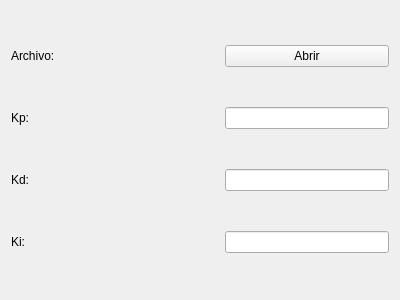
First picture: the form in src/view/control_configuration/from_file_control_view.ui, repository martincrxz/induction-heater-software, before the edit.
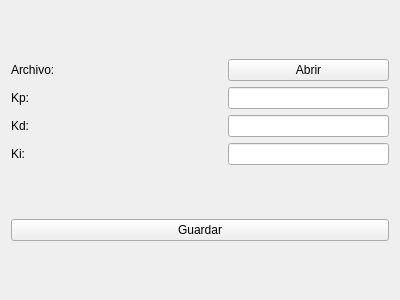
Second picture: the form after the edit.

Commit message: Cambios en la UI del control por archivo

```diff
--- a/src/view/control_configuration/from_file_control_view.ui
+++ b/src/view/control_configuration/from_file_control_view.ui
@@ -13,15 +13,54 @@
   <property name="windowTitle">
    <string>Form</string>
   </property>
+  <layout class="QVBoxLayout" name="verticalLayout">
+   <item>
   <layout class="QGridLayout" name="gridLayout">
-   <item row="0" column="2">
+     <item row="8" column="0">
+      <widget class="QLabel" name="kdLabel">
+       <property name="text">
+        <string>Kd:</string>
+       </property>
+      </widget>
+     </item>
+     <item row="5" column="0">
+      <widget class="QLabel" name="kpLabel">
+       <property name="text">
+        <string>Kp:</string>
+       </property>
+      </widget>
+     </item>
+     <item row="2" column="2">
     <widget class="QPushButton" name="openFile">
      <property name="text">
       <string>Abrir</string>
      </property>
     </widget>
    </item>
-   <item row="0" column="1">
+     <item row="8" column="2">
+      <widget class="QLineEdit" name="kdLineEdit"/>
+     </item>
+     <item row="2" column="0">
+      <widget class="QLabel" name="fileLabel">
+       <property name="text">
+        <string>Archivo:</string>
+       </property>
+      </widget>
+     </item>
+     <item row="5" column="2">
+      <widget class="QLineEdit" name="kpLineEdit"/>
+     </item>
+     <item row="2" column="1">
+      <widget class="QLabel" name="filenameLabel">
+       <property name="text">
+        <string/>
+       </property>
+       <property name="alignment">
+        <set>Qt::AlignCenter</set>
+       </property>
+      </widget>
+     </item>
+     <item row="5" column="1">
     <spacer name="horizontalSpacer">
      <property name="orientation">
       <enum>Qt::Horizontal</enum>
@@ -34,40 +73,22 @@
      </property>
     </spacer>
    </item>
-   <item row="2" column="0">
-    <widget class="QLabel" name="kdLabel">
-     <property name="text">
-      <string>Kd:</string>
-     </property>
-    </widget>
-   </item>
-   <item row="1" column="0">
-    <widget class="QLabel" name="kpLabel">
-     <property name="text">
-      <string>Kp:</string>
-     </property>
-    </widget>
-   </item>
-   <item row="3" column="0">
+     <item row="9" column="2">
+      <widget class="QLineEdit" name="kiLineEdit"/>
+     </item>
+     <item row="9" column="0">
     <widget class="QLabel" name="kiLabel">
      <property name="text">
       <string>Ki:</string>
      </property>
     </widget>
    </item>
-   <item row="1" column="2">
-    <widget class="QLineEdit" name="kpLineEdit"/>
+    </layout>
    </item>
-   <item row="2" column="2">
-    <widget class="QLineEdit" name="kdLineEdit"/>
-   </item>
-   <item row="3" column="2">
-    <widget class="QLineEdit" name="kiLineEdit"/>
-   </item>
-   <item row="0" column="0">
-    <widget class="QLabel" name="fileLabel">
+   <item>
+    <widget class="QPushButton" name="saveButton">
      <property name="text">
-      <string>Archivo:</string>
+      <string>Guardar</string>
      </property>
     </widget>
    </item>
```
Lines whose indentation alone changed are shown as unchanged. The commit also changes 9 other files.
